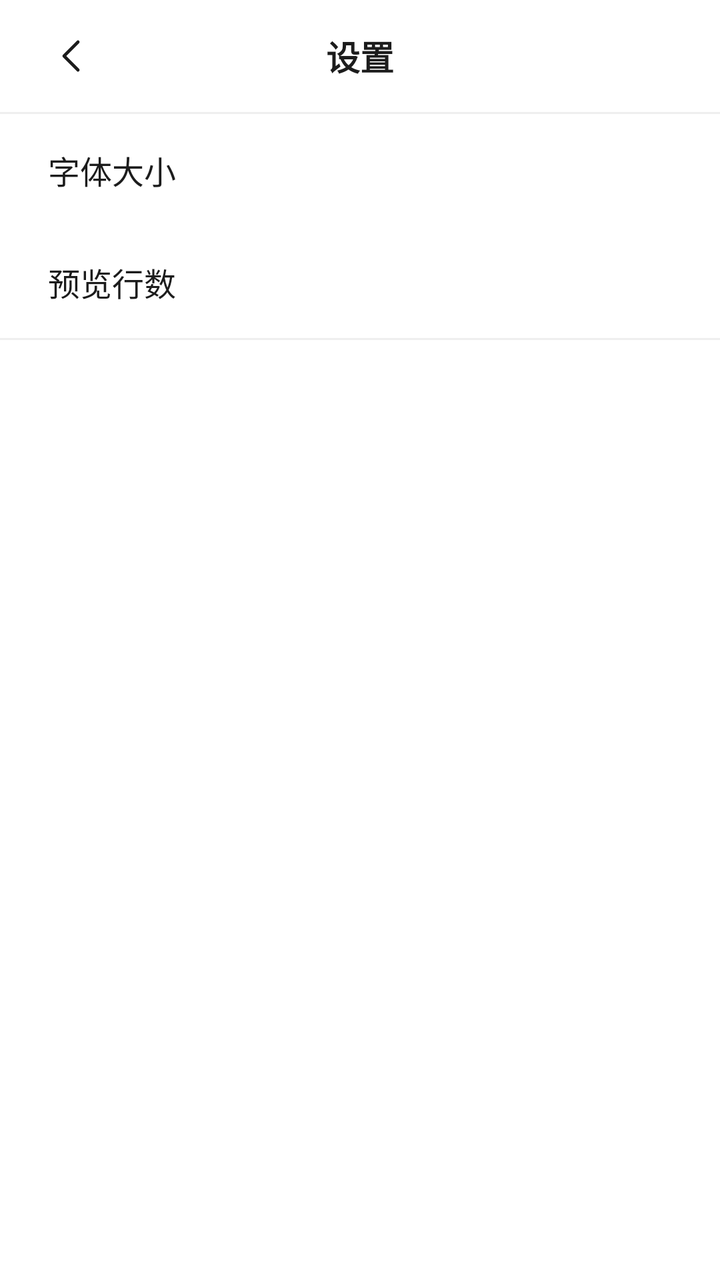
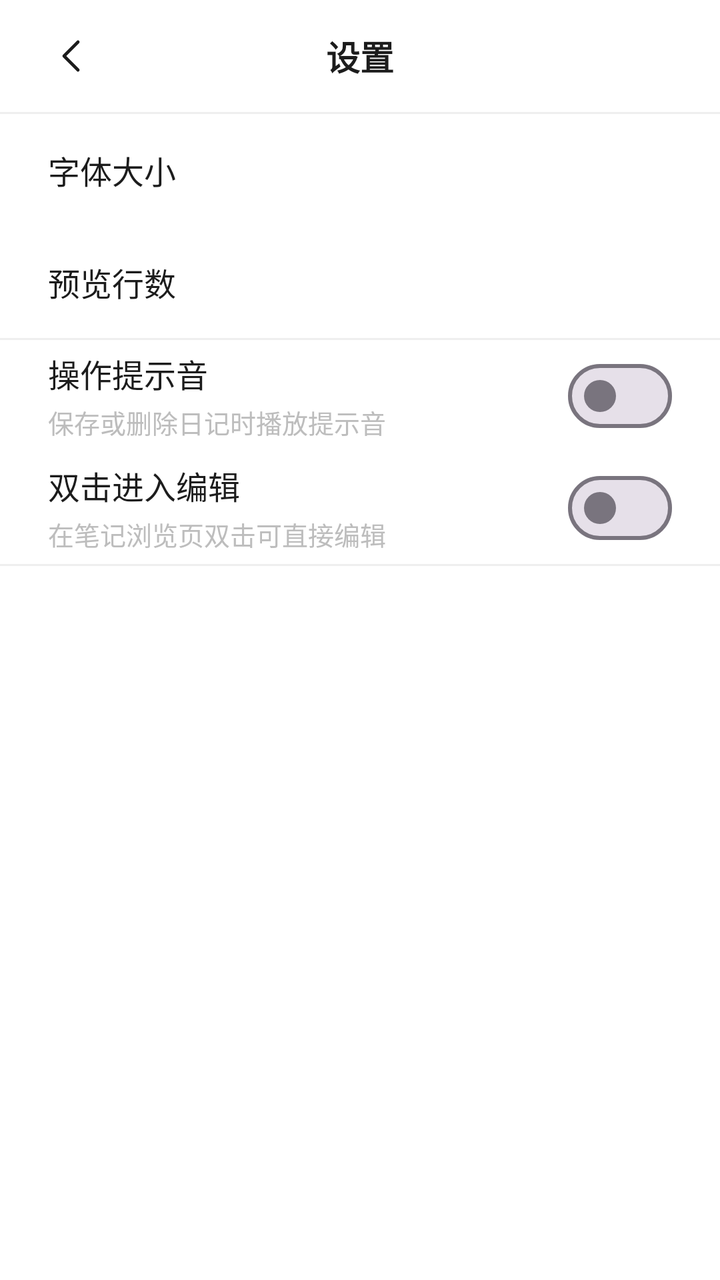

The first picture is an Android layout as it rendered before a commit; the second is the same layout after the commit. The layout source and the unified diff follow.
<!-- AndroidManifest.xml: application theme Theme.WuDiary -->
<!-- res/layout/activity_settings.xml -->
<?xml version="1.0" encoding="utf-8"?>
<LinearLayout xmlns:android="http://schemas.android.com/apk/res/android"
    android:layout_width="match_parent"
    android:layout_height="match_parent"
    android:background="@color/background"
    android:orientation="vertical">

    <FrameLayout
        android:layout_width="match_parent"
        android:layout_height="56dp">

        <ImageButton
            android:id="@+id/btnBack"
            android:layout_width="48dp"
            android:layout_height="48dp"
            android:layout_gravity="start|center_vertical"
            android:layout_marginStart="12dp"
            android:background="?attr/selectableItemBackgroundBorderless"
            android:contentDescription="@string/back"
            android:scaleType="centerInside"
            android:src="@drawable/ic_chevron_left" />

        <TextView
            android:layout_width="wrap_content"
            android:layout_height="wrap_content"
            android:layout_gravity="center"
            android:text="@string/settings"
            android:textColor="@color/text_primary"
            android:textSize="17sp"
            android:textStyle="bold" />
    </FrameLayout>

    <View
        android:layout_width="match_parent"
        android:layout_height="1dp"
        android:background="@color/divider" />

    <LinearLayout
        android:id="@+id/rowFontSize"
        android:layout_width="match_parent"
        android:layout_height="56dp"
        android:background="?attr/selectableItemBackground"
        android:clickable="true"
        android:focusable="true"
        android:gravity="center_vertical"
        android:orientation="horizontal"
        android:paddingHorizontal="24dp">

        <TextView
            android:layout_width="0dp"
            android:layout_height="wrap_content"
            android:layout_weight="1"
            android:text="@string/font_size"
            android:textColor="@color/text_primary"
            android:textSize="16sp" />

        <TextView
            android:id="@+id/textFontValue"
            android:layout_width="wrap_content"
            android:layout_height="wrap_content"
            android:textColor="@color/text_secondary"
            android:textSize="15sp" />
    </LinearLayout>

    <LinearLayout
        android:id="@+id/rowPreviewLines"
        android:layout_width="match_parent"
        android:layout_height="56dp"
        android:background="?attr/selectableItemBackground"
        android:clickable="true"
        android:focusable="true"
        android:gravity="center_vertical"
        android:orientation="horizontal"
        android:paddingHorizontal="24dp">

        <TextView
            android:layout_width="0dp"
            android:layout_height="wrap_content"
            android:layout_weight="1"
            android:text="@string/preview_lines"
            android:textColor="@color/text_primary"
            android:textSize="16sp" />

        <TextView
            android:id="@+id/textPreviewValue"
            android:layout_width="wrap_content"
            android:layout_height="wrap_content"
            android:textColor="@color/text_secondary"
            android:textSize="15sp" />
    </LinearLayout>

    <View
        android:layout_width="match_parent"
        android:layout_height="1dp"
        android:background="@color/divider" />

</LinearLayout>
<!-- resources referenced by this layout -->
<resources>
  <color name="background">#FFFFFF</color>
  <color name="divider">#EFEFEF</color>
  <color name="text_primary">#1C1C1C</color>
  <color name="text_secondary">#BDBDBD</color>
  <!-- drawable ic_chevron_left (drawable) -->
  <?xml version="1.0" encoding="utf-8"?>
  <vector xmlns:android="http://schemas.android.com/apk/res/android"
      android:width="24dp"
      android:height="24dp"
      android:viewportWidth="24"
      android:viewportHeight="24">
      <path
          android:fillColor="#00000000"
          android:pathData="M15,5 L8,12 L15,19"
          android:strokeColor="#1C1C1C"
          android:strokeLineCap="round"
          android:strokeLineJoin="round"
          android:strokeWidth="1.6" />
  </vector>
  <string name="back">返回</string>
  <string name="font_size">字体大小</string>
  <string name="preview_lines">预览行数</string>
  <string name="settings">设置</string>
  <style name="Theme.WuDiary" parent="Theme.Material3.Light.NoActionBar">
          <item name="colorPrimary">@color/primary</item>
          <item name="colorOnPrimary">@android:color/white</item>
          <item name="colorSurface">@color/surface</item>
          <item name="android:windowBackground">@color/background</item>
          <item name="android:statusBarColor">@color/background</item>
          <item name="android:windowLightStatusBar">true</item>
          <item name="android:navigationBarColor">@color/background</item>
      </style>
  <color name="primary">#1C1C1C</color>
  <color name="surface">#FFFFFF</color>
</resources>

<!-- the commit's change to res/layout/activity_settings.xml (unified diff, before → after) -->
@@ -94,4 +94,91 @@
         android:layout_height="1dp"
         android:background="@color/divider" />
 
+    <LinearLayout
+        android:id="@+id/rowSound"
+        android:layout_width="match_parent"
+        android:layout_height="56dp"
+        android:background="?attr/selectableItemBackground"
+        android:clickable="true"
+        android:focusable="true"
+        android:gravity="center_vertical"
+        android:orientation="horizontal"
+        android:paddingHorizontal="24dp">
+
+        <LinearLayout
+            android:layout_width="0dp"
+            android:layout_height="wrap_content"
+            android:layout_weight="1"
+            android:orientation="vertical">
+
+            <TextView
+                android:layout_width="wrap_content"
+                android:layout_height="wrap_content"
+                android:text="@string/sound_feedback"
+                android:textColor="@color/text_primary"
+                android:textSize="16sp" />
+
+            <TextView
+                android:layout_width="wrap_content"
+                android:layout_height="wrap_content"
+                android:layout_marginTop="3dp"
+                android:text="@string/sound_feedback_desc"
+                android:textColor="@color/text_secondary"
+                android:textSize="13sp" />
+        </LinearLayout>
+
+        <com.google.android.material.materialswitch.MaterialSwitch
+            android:id="@+id/switchSound"
+            android:layout_width="wrap_content"
+            android:layout_height="wrap_content"
+            android:clickable="false"
+            android:focusable="false" />
+    </LinearLayout>
+
+    <LinearLayout
+        android:id="@+id/rowDoubleTap"
+        android:layout_width="match_parent"
+        android:layout_height="56dp"
+        android:background="?attr/selectableItemBackground"
+        android:clickable="true"
+        android:focusable="true"
+        android:gravity="center_vertical"
+        android:orientation="horizontal"
+        android:paddingHorizontal="24dp">
+
+        <LinearLayout
+            android:layout_width="0dp"
+            android:layout_height="wrap_content"
+            android:layout_weight="1"
+            android:orientation="vertical">
+
+            <TextView
+                android:layout_width="wrap_content"
+                android:layout_height="wrap_content"
+                android:text="@string/double_tap_edit"
+                android:textColor="@color/text_primary"
+                android:textSize="16sp" />
+
+            <TextView
+                android:layout_width="wrap_content"
+                android:layout_height="wrap_content"
+                android:layout_marginTop="3dp"
+                android:text="@string/double_tap_edit_desc"
+                android:textColor="@color/text_secondary"
+                android:textSize="13sp" />
+        </LinearLayout>
+
+        <com.google.android.material.materialswitch.MaterialSwitch
+            android:id="@+id/switchDoubleTap"
+            android:layout_width="wrap_content"
+            android:layout_height="wrap_content"
+            android:clickable="false"
+            android:focusable="false" />
+    </LinearLayout>
+
+    <View
+        android:layout_width="match_parent"
+        android:layout_height="1dp"
+        android:background="@color/divider" />
+
 </LinearLayout>
<!-- resource entries referenced after the edit -->
@@ -20,9 +20,13 @@
           android:strokeWidth="1.6" />
   </vector>
   <string name="back">返回</string>
+  <string name="double_tap_edit">双击进入编辑</string>
+  <string name="double_tap_edit_desc">在笔记浏览页双击可直接编辑</string>
   <string name="font_size">字体大小</string>
   <string name="preview_lines">预览行数</string>
   <string name="settings">设置</string>
+  <string name="sound_feedback">操作提示音</string>
+  <string name="sound_feedback_desc">保存或删除日记时播放提示音</string>
   <style name="Theme.WuDiary" parent="Theme.Material3.Light.NoActionBar">
           <item name="colorPrimary">@color/primary</item>
           <item name="colorOnPrimary">@android:color/white</item>
